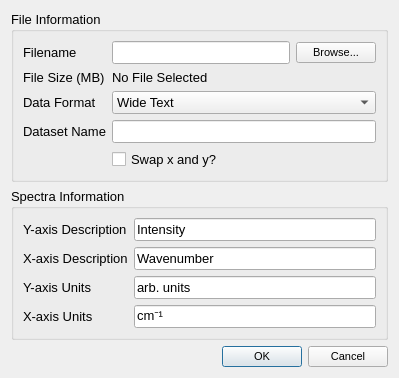
The window that GUI/Processing/loaddataset.ui (VespucciProject/Vespucci) describes before a commit, drawn with Qt 5.
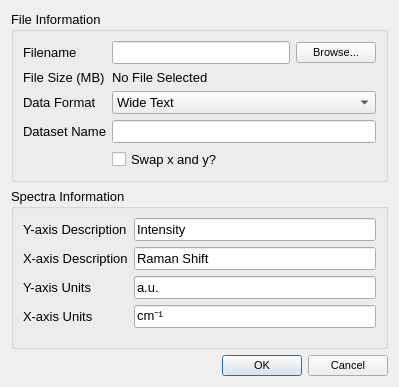
The same window after the commit.

```diff
--- a/GUI/Processing/loaddataset.ui
+++ b/GUI/Processing/loaddataset.ui
@@ -7,7 +7,7 @@
     <x>0</x>
     <y>0</y>
     <width>399</width>
-    <height>361</height>
+    <height>387</height>
    </rect>
   </property>
   <property name="font">
@@ -165,7 +165,7 @@
       <item row="1" column="1">
        <widget class="QLineEdit" name="xDescription">
         <property name="text">
-         <string>Wavenumber</string>
+         <string>Raman Shift</string>
         </property>
        </widget>
       </item>
@@ -186,7 +186,7 @@
       <item row="2" column="1">
        <widget class="QLineEdit" name="yUnits">
         <property name="text">
-         <string>arb. units</string>
+         <string>a.u.</string>
         </property>
        </widget>
       </item>
```
